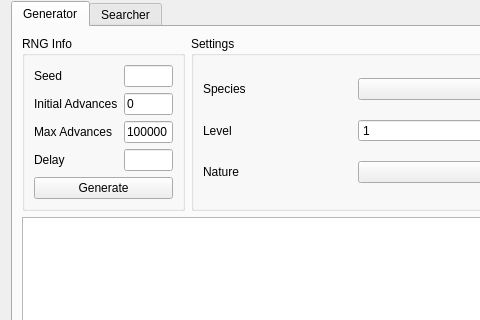
Qt form Source/Form/Gen4/Event4.ui (Admiral-Fish/PokeFinder) before a commit; both pictures show x 0 to 480 and y 107 to 427 of the 1200 by 700 pixel window.
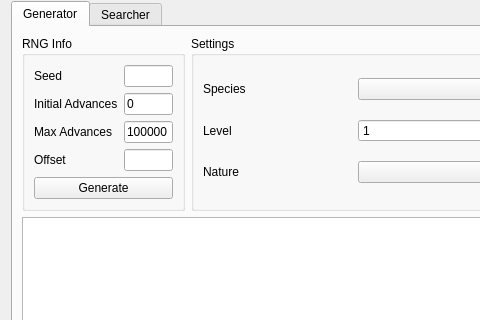
The same form after that commit. Custom widgets are drawn as their Qt base class.

Commit message:
Change delay to offset
Fixes #418

Patch:
```diff
--- a/Source/Form/Gen4/Event4.ui
+++ b/Source/Form/Gen4/Event4.ui
@@ -149,7 +149,7 @@
           <item row="3" column="0">
            <widget class="QLabel" name="labelGeneratorDelay">
             <property name="text">
-             <string>Delay</string>
+             <string>Offset</string>
             </property>
            </widget>
           </item>
```
Left out of the diff: 6 changed lines with no effect on the pictures. The commit also changes 83 other files.
